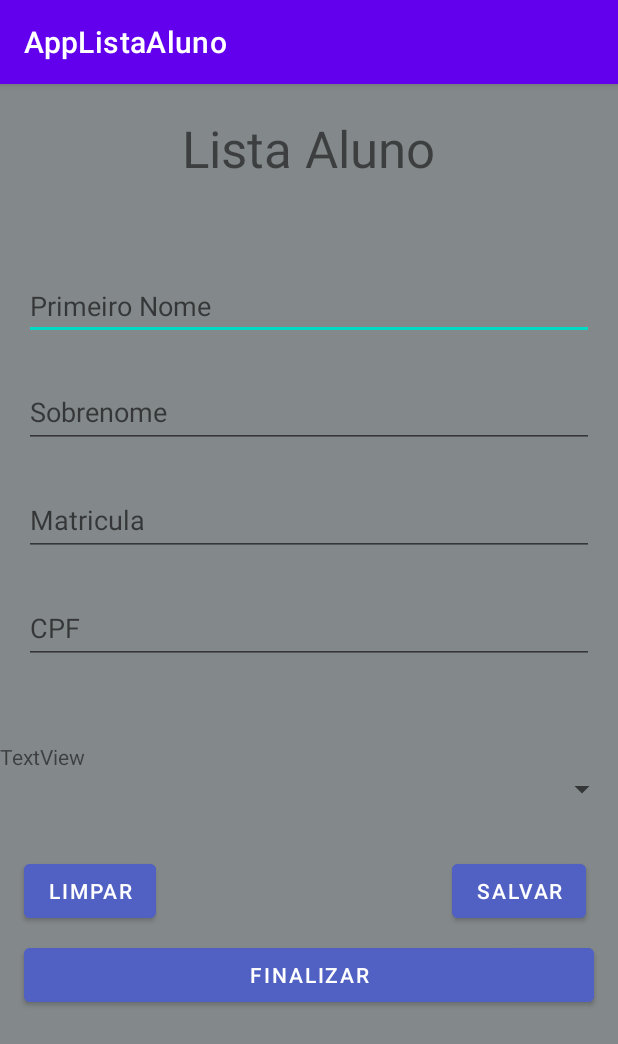
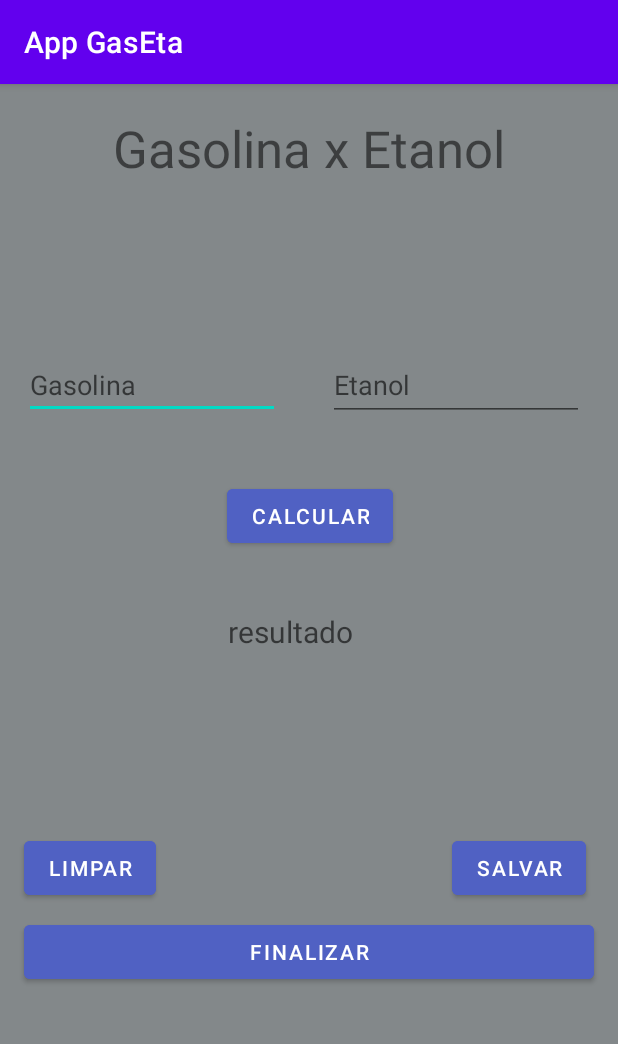
Before and after one commit to ArtleandroMDM/aula-senac, an Android app: the screen it shows after launch (MainActivity before the commit, GasEtaActivity after it), on a phone screen of 412 x 824 dp. Shown: the top 1044 px of the screen. Run offline under Robolectric (Android 15) with nearby library versions, the phone set to English and light mode, and no system bars.

Commit message:
app gaseta
atualizaçao do app gaseta

```diff
--- a/Mobile/gaseta/app/build.gradle
+++ b/Mobile/gaseta/app/build.gradle
@@ -7,7 +7,7 @@ android {
     compileSdk 34
 
     defaultConfig {
-        applicationId "defandroide.arthur.applistaaluno"
+        applicationId "defandroide.arthur.appgaseta"
         minSdk 27
         targetSdk 33
         versionCode 1
--- a/Mobile/gaseta/app/src/main/AndroidManifest.xml
+++ b/Mobile/gaseta/app/src/main/AndroidManifest.xml
@@ -23,6 +23,12 @@
         </activity>
 
         <activity
+            android:name=".view.GasEtaActivity"
+            android:exported="false">
+
+            </activity>
+
+        <activity
             android:name=".view.SplashActivity"
             android:exported="true">
             <intent-filter>
--- /dev/null
+++ b/Mobile/gaseta/app/src/main/java/defandroide/arthur/applistaaluno/util/UtilGasEta.java
@@ -0,0 +1,33 @@
+package defandroide.arthur.applistaaluno.util;
+
+public class UtilGasEta {
+
+    //metodo nao estatico
+
+    public static void metodoNaoEstatico(){
+
+    }
+
+    //metodo estatico
+
+    public static void metodoEstatico(){
+    }
+
+    public static String mensagem(){
+        return "Seja bem vindo";
+    }
+
+    public static String calcularMelhorOpcao(double gasolina, double etanol){
+
+        double precoIdeal = gasolina * 0.70;
+        String mensagemRetorno;
+
+        if (etanol <= precoIdeal){
+            mensagemRetorno = "Abastecer com Etanol";
+        }else {
+            mensagemRetorno = "Abastecer com Gasolina";
+        }
+        return mensagemRetorno;
+    }
+
+}
--- a/Mobile/gaseta/app/src/main/java/defandroide/arthur/applistaaluno/view/GasEtaActivity.java
+++ b/Mobile/gaseta/app/src/main/java/defandroide/arthur/applistaaluno/view/GasEtaActivity.java
@@ -1,15 +1,27 @@
 package defandroide.arthur.applistaaluno.view;
+
+import static android.app.ProgressDialog.show;
 
 import android.content.Intent;
 import android.os.Bundle;
 import android.os.Handler;
+import android.widget.Button;
+import android.widget.Toast;
 
 import androidx.annotation.Nullable;
 import androidx.appcompat.app.AppCompatActivity;
 
 import defandroide.arthur.applistaaluno.R;
+import defandroide.arthur.applistaaluno.util.UtilGasEta;
 
 public class GasEtaActivity extends AppCompatActivity{
+
+    Button btn_calcular;
+    Button btn_limpar;
+    Button btn_Salvar;
+    Button btn_Finalizar;
+
+//    UtilGasEta utilGasEta = new UtilGasEta();
 
     @Override
     protected void onCreate(@Nullable Bundle savedInstanceState) {
@@ -17,6 +29,21 @@ public class GasEtaActivity extends AppCompatActivity{
         setContentView(R.layout.activity_gaseta);
 
 
+//        UtilGasEta.metodoNaoEstatico();
+//        UtilGasEta.metodoEstatico();
+
+        Toast.makeText(GasEtaActivity.this, UtilGasEta.mensagem(),
+                Toast.LENGTH_SHORT).show();
+
+        Toast.makeText(GasEtaActivity.this, UtilGasEta.calcularMelhorOpcao(5.12,3.19),
+                Toast.LENGTH_SHORT).show();
+
+        btn_calcular = findViewById(R.id.btn_Calcular);
+        btn_limpar = findViewById(R.id.btn_limpar);
+        btn_Salvar = findViewById(R.id.btn_Salvar);
+        btn_Finalizar = findViewById(R.id.btn_Finalizar);
+
+
 
     }
 }
--- a/Mobile/gaseta/app/src/main/java/defandroide/arthur/applistaaluno/view/SplashActivity.java
+++ b/Mobile/gaseta/app/src/main/java/defandroide/arthur/applistaaluno/view/SplashActivity.java
@@ -25,7 +25,7 @@ public class SplashActivity extends AppCompatActivity {
             @Override
             public void run(){
 
-                Intent telaPrincipal = new Intent(SplashActivity.this, MainActivity.class);
+                Intent telaPrincipal = new Intent(SplashActivity.this, GasEtaActivity.class);
                 startActivity(telaPrincipal);
                 finish();
             }
--- a/Mobile/gaseta/app/src/main/res/layout/activity_gaseta.xml
+++ b/Mobile/gaseta/app/src/main/res/layout/activity_gaseta.xml
@@ -97,7 +97,7 @@
                     android:layout_width="wrap_content"
                     android:layout_height="wrap_content"
                     android:layout_marginStart="16dp"
-                    android:layout_marginTop="179dp"
+                    android:layout_marginTop="120dp"
                     android:layout_marginEnd="16dp"
                     android:backgroundTint="#5061C3"
                     android:text="@string/txt_button_limpar"/>
@@ -107,7 +107,7 @@
                     android:layout_width="wrap_content"
                     android:layout_height="wrap_content"
                     android:layout_marginStart="181dp"
-                    android:layout_marginTop="179dp"
+                    android:layout_marginTop="120dp"
                     android:layout_marginEnd="16dp"
                     android:backgroundTint="#5061C3"
                     android:text="@string/txt_button_salvar" />
--- a/Mobile/gaseta/app/src/main/res/values/strings.xml
+++ b/Mobile/gaseta/app/src/main/res/values/strings.xml
@@ -1,5 +1,5 @@
 <resources>
-    <string name="app_name">AppListaAluno</string>
+    <string name="app_name">App GasEta</string>
     <string name="txt_hint_edit_gasolina">Primeiro Nome</string>
     <string name="txt_hint_edit_etanol">Sobrenome</string>
     <string name="txt_hint_edit_matricula">Matricula</string>
--- a/Mobile/gaseta/settings.gradle
+++ b/Mobile/gaseta/settings.gradle
@@ -12,5 +12,5 @@ dependencyResolutionManagement {
         mavenCentral()
     }
 }
-rootProject.name = "AppListaAluno"
+rootProject.name = "App gaseta"
 include ':app'
```
